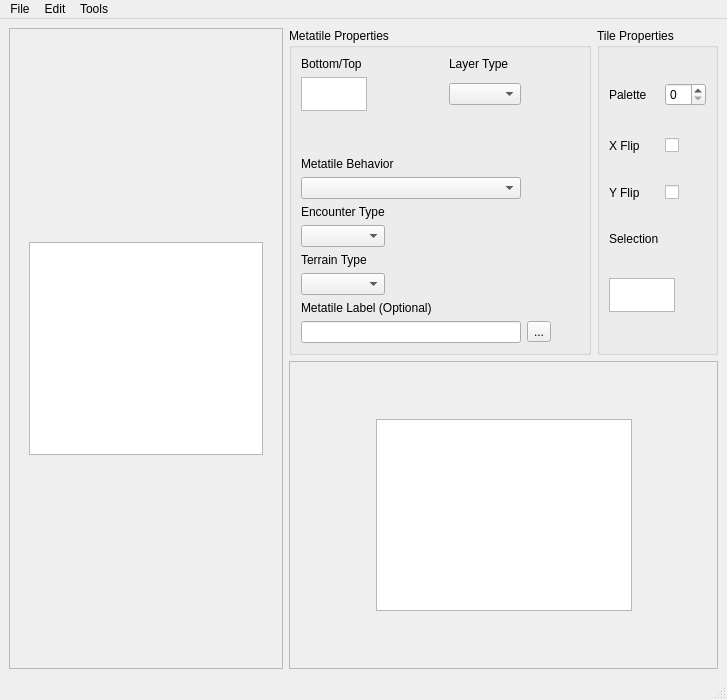
This is forms/tileseteditor.ui in huderlem/porymap as Qt 5 draws it before an edit. The edited form follows.
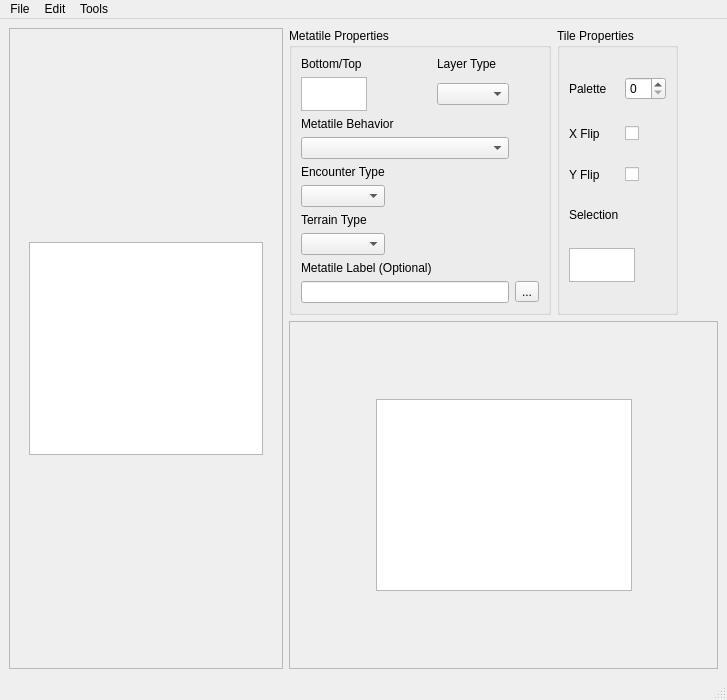
This is the edited form. Icons and pictures are not drawn. Custom widgets are drawn as their Qt base class.

Commit message: Fix tileset editor UI squishing

```diff
--- a/forms/tileseteditor.ui
+++ b/forms/tileseteditor.ui
@@ -168,6 +168,9 @@
           <enum>QFrame::Raised</enum>
          </property>
          <layout class="QHBoxLayout" name="horizontalLayout_4">
+          <property name="sizeConstraint">
+           <enum>QLayout::SetFixedSize</enum>
+          </property>
           <property name="leftMargin">
            <number>0</number>
           </property>
@@ -198,35 +201,61 @@
              <bool>false</bool>
             </property>
             <layout class="QGridLayout" name="gridLayout_3">
-             <item row="1" column="2">
-              <widget class="QComboBox" name="comboBox_layerType"/>
+             <item row="13" column="3">
+              <widget class="QToolButton" name="copyButton_metatileLabel">
+               <property name="toolTip">
+                <string>&lt;html&gt;&lt;head/&gt;&lt;body&gt;&lt;p&gt;Copies the full metatile label to the clipboard.&lt;/p&gt;&lt;/body&gt;&lt;/html&gt;</string>
+               </property>
+               <property name="text">
+                <string>...</string>
+               </property>
+               <property name="icon">
+                <iconset resource="../resources/images.qrc">
+                 <normaloff>:/icons/clipboard.ico</normaloff>:/icons/clipboard.ico</iconset>
+               </property>
+              </widget>
              </item>
-             <item row="9" column="0">
+             <item row="13" column="0" colspan="3">
+              <widget class="QLineEdit" name="lineEdit_metatileLabel">
+               <property name="clearButtonEnabled">
+                <bool>true</bool>
+               </property>
+              </widget>
+             </item>
+             <item row="12" column="0" colspan="3">
+              <widget class="QLabel" name="label_metatileLabel">
+               <property name="text">
+                <string>Metatile Label (Optional)</string>
+               </property>
+              </widget>
+             </item>
+             <item row="0" column="0">
+              <widget class="QLabel" name="label_BottomTop">
+               <property name="text">
+                <string>Bottom/Top</string>
+               </property>
+              </widget>
+             </item>
+             <item row="1" column="1">
+              <spacer name="horizontalSpacer_5">
+               <property name="orientation">
+                <enum>Qt::Horizontal</enum>
+               </property>
+               <property name="sizeHint" stdset="0">
+                <size>
+                 <width>40</width>
+                 <height>20</height>
+                </size>
+               </property>
+              </spacer>
+             </item>
+             <item row="8" column="0">
               <widget class="QLabel" name="label_encounterType">
                <property name="text">
                 <string>Encounter Type</string>
                </property>
               </widget>
              </item>
-             <item row="10" column="0">
-              <widget class="QComboBox" name="comboBox_encounterType"/>
-             </item>
-             <item row="2" column="0">
-              <spacer name="verticalSpacer_5">
-               <property name="orientation">
-                <enum>Qt::Vertical</enum>
-               </property>
-               <property name="sizeHint" stdset="0">
-                <size>
-                 <width>20</width>
-                 <height>40</height>
-                </size>
-               </property>
-              </spacer>
-             </item>
-             <item row="12" column="0">
-              <widget class="QComboBox" name="comboBox_terrainType"/>
-             </item>
              <item row="1" column="0">
               <widget class="QGraphicsView" name="graphicsView_metatileLayers">
                <property name="minimumSize">
@@ -249,6 +278,9 @@
                </property>
               </widget>
              </item>
+             <item row="7" column="0" colspan="3">
+              <widget class="NoScrollComboBox" name="comboBox_metatileBehaviors"/>
+             </item>
              <item row="0" column="2">
               <widget class="QLabel" name="label_layerType">
                <property name="text">
@@ -256,84 +288,29 @@
                </property>
               </widget>
              </item>
-             <item row="0" column="0">
-              <widget class="QLabel" name="label_BottomTop">
-               <property name="text">
-                <string>Bottom/Top</string>
-               </property>
-              </widget>
+             <item row="9" column="0">
+              <widget class="QComboBox" name="comboBox_encounterType"/>
              </item>
-             <item row="13" column="0" colspan="3">
-              <widget class="QLabel" name="label_metatileLabel">
+             <item row="2" column="0" colspan="3">
+              <widget class="QLabel" name="label_metatileBehavior">
                <property name="text">
-                <string>Metatile Label (Optional)</string>
+                <string>Metatile Behavior</string>
                </property>
               </widget>
              </item>
-             <item row="8" column="0" colspan="3">
-              <widget class="NoScrollComboBox" name="comboBox_metatileBehaviors"/>
-             </item>
              <item row="11" column="0">
+              <widget class="QComboBox" name="comboBox_terrainType"/>
+             </item>
+             <item row="1" column="2">
+              <widget class="QComboBox" name="comboBox_layerType"/>
+             </item>
+             <item row="10" column="0">
               <widget class="QLabel" name="label_terrainType">
                <property name="text">
                 <string>Terrain Type</string>
                </property>
               </widget>
              </item>
-             <item row="1" column="1">
-              <spacer name="horizontalSpacer_5">
-               <property name="orientation">
-                <enum>Qt::Horizontal</enum>
-               </property>
-               <property name="sizeHint" stdset="0">
-                <size>
-                 <width>40</width>
-                 <height>20</height>
-                </size>
-               </property>
-              </spacer>
-             </item>
-             <item row="3" column="0" colspan="3">
-              <widget class="QLabel" name="label_metatileBehavior">
-               <property name="text">
-                <string>Metatile Behavior</string>
-               </property>
-              </widget>
-             </item>
-             <item row="1" column="3">
-              <spacer name="horizontalSpacer_6">
-               <property name="orientation">
-                <enum>Qt::Horizontal</enum>
-               </property>
-               <property name="sizeHint" stdset="0">
-                <size>
-                 <width>40</width>
-                 <height>20</height>
-                </size>
-               </property>
-              </spacer>
-             </item>
-             <item row="14" column="3">
-              <widget class="QToolButton" name="copyButton_metatileLabel">
-               <property name="toolTip">
-                <string>&lt;html&gt;&lt;head/&gt;&lt;body&gt;&lt;p&gt;Copies the full metatile label to the clipboard.&lt;/p&gt;&lt;/body&gt;&lt;/html&gt;</string>
-               </property>
-               <property name="text">
-                <string>...</string>
-               </property>
-               <property name="icon">
-                <iconset resource="../resources/images.qrc">
-                 <normaloff>:/icons/clipboard.ico</normaloff>:/icons/clipboard.ico</iconset>
-               </property>
-              </widget>
-             </item>
-             <item row="14" column="0" colspan="3">
-              <widget class="QLineEdit" name="lineEdit_metatileLabel">
-               <property name="clearButtonEnabled">
-                <bool>true</bool>
-               </property>
-              </widget>
-             </item>
             </layout>
            </widget>
           </item>
```
